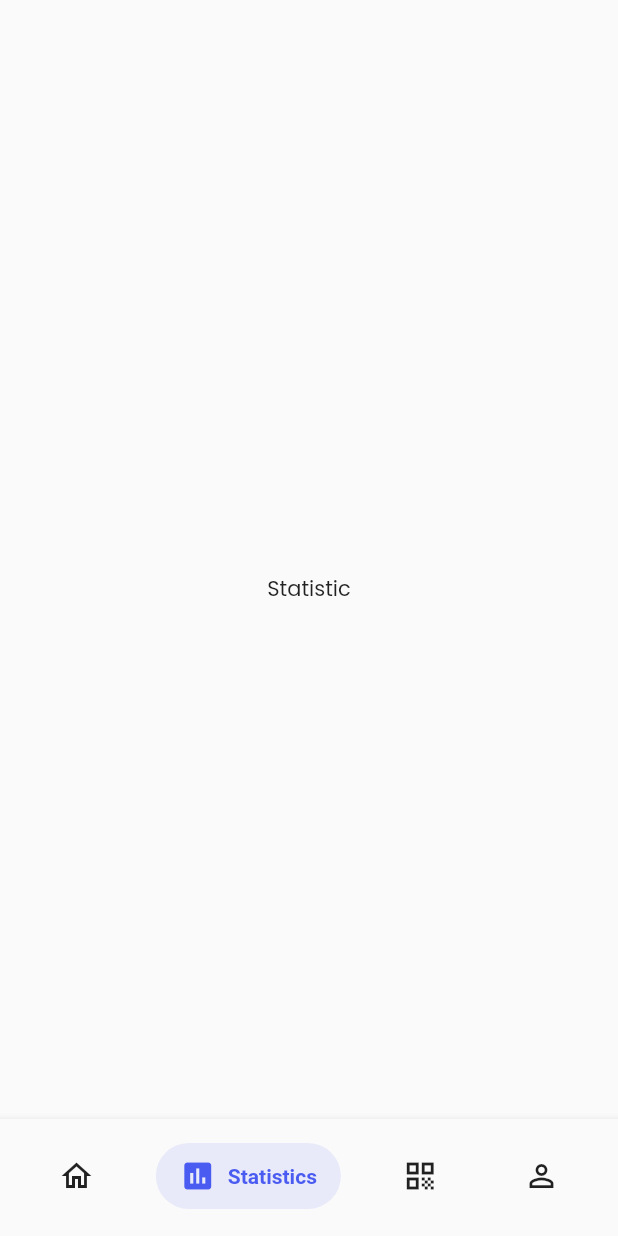
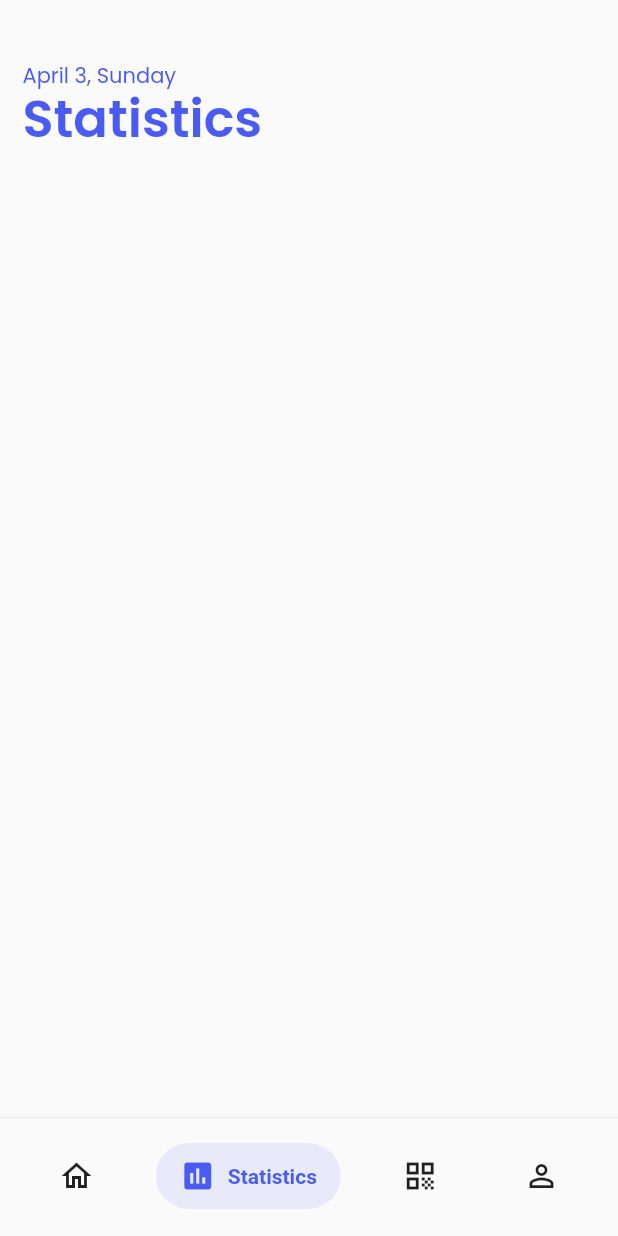
Before and after one commit to saifymatteo/MySejahtera-Plus, a Flutter app: the screen it shows after launch, swiped to page 2, on a phone screen of 412 x 824 dp. Run offline on Flutter 3.47's test engine with Material 2 defaults, Android fonts, the phone set to English and light mode, and no system bars; drawn by our look-alikes of salomon_bottom_bar; our stand-ins replace dropdown_button2, google_fonts, responsive_framework; missing offline and left inert: mobile_scanner.

Commit message:
added text to other screens

```diff
--- a/lib/main.dart
+++ b/lib/main.dart
@@ -13,7 +13,7 @@ import 'screens/profile_screen.dart';
 
 void main() {
   runApp(const MyApp());
-  // ! TODO: Remove device preview later
+  //! TODO: Remove device preview later
   // runApp(DevicePreview(
   //     builder: (context) => const MyApp()));
 }
@@ -126,8 +126,8 @@ class _MainComponentState extends State<MainComponent> {
 }
 
 List<Widget> screenOptions = <Widget>[
-  const HomeScreen(),
-  const StatisticScreen(),
+  HomeScreen(),
+  StatisticScreen(),
   CheckInScreen(),
-  const ProfileScreen(),
+  ProfileScreen(),
 ];
--- a/lib/screens/statistic_screen.dart
+++ b/lib/screens/statistic_screen.dart
@@ -1,12 +1,38 @@
 import 'package:flutter/material.dart';
+import 'package:mysejahtera_plus/helper/constant.dart';
+import 'package:intl/intl.dart';
+
+import '../components/text_title.dart';
 
 class StatisticScreen extends StatelessWidget {
-  const StatisticScreen({ Key? key }) : super(key: key);
+  StatisticScreen({Key? key}) : super(key: key);
+
+  // TODO: Rework on the date later
+  final DateTime currentDate = DateTime.now();
 
   @override
   Widget build(BuildContext context) {
-    return const Center(
-      child: Text('Statistic'),
+    return Column(
+      crossAxisAlignment: CrossAxisAlignment.stretch,
+      children: [
+        Column(
+          crossAxisAlignment: CrossAxisAlignment.stretch,
+          children: [
+            // TODO: Implement global variable for date.
+            Text(
+              DateFormat('MMMM d, EEEE').format(currentDate),
+              style: TextStyle(color: kPrimarySwatch),
+            ),
+            const TextTitle(
+              title: 'Statistics',
+            ),
+          ],
+        ),
+        Row(
+          children: [],
+        ),
+        // GridView(gridDelegate: gridDelegate)
+      ],
     );
   }
 }
```
Also changed, not shown: lib/screens/home_screen.dart (+24 -3 lines), lib/screens/profile_screen.dart (+24 -3 lines).
